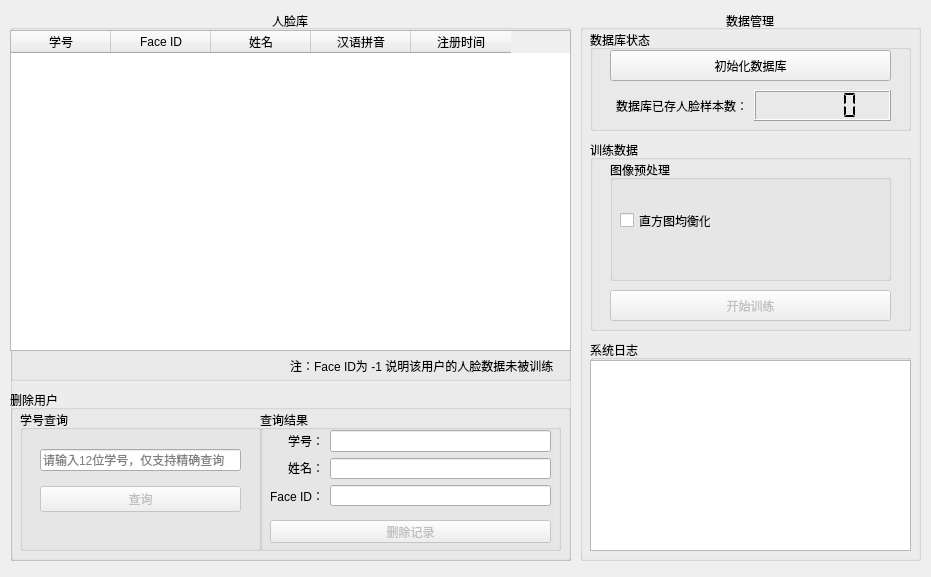
Qt form ui/DataManage.ui (n202104/FaceRecognition) before a commit.
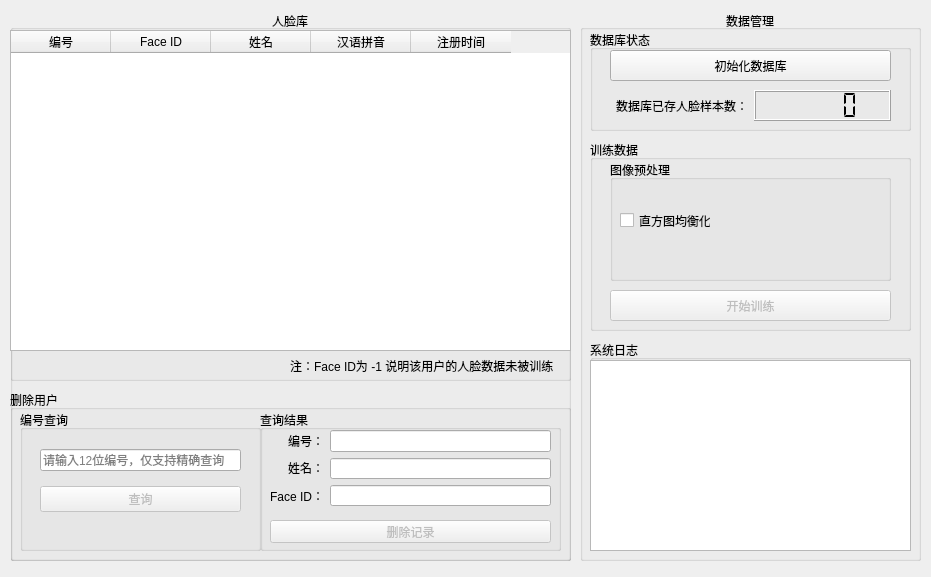
The same form after that commit.

The edit to the form file:
```diff
--- a/ui/DataManage.ui
+++ b/ui/DataManage.ui
@@ -202,7 +202,7 @@
       </rect>
      </property>
      <property name="title">
-      <string>学号查询</string>
+      <string>编号查询</string>
      </property>
      <widget class="QLabel" name="queryResultLabel">
       <property name="geometry">
@@ -236,7 +236,7 @@
        <item>
         <widget class="QLineEdit" name="queryUserLineEdit">
          <property name="placeholderText">
-          <string>请输入12位学号，仅支持精确查询</string>
+          <string>请输入12位编号，仅支持精确查询</string>
          </property>
         </widget>
        </item>
@@ -286,7 +286,7 @@
             <enum>QFrame::NoFrame</enum>
            </property>
            <property name="text">
-            <string>学号：</string>
+            <string>编号：</string>
            </property>
            <property name="alignment">
             <set>Qt::AlignRight|Qt::AlignTrailing|Qt::AlignVCenter</set>
@@ -398,7 +398,7 @@
      </property>
      <column>
       <property name="text">
-       <string>学号</string>
+       <string>编号</string>
       </property>
      </column>
      <column>
```
